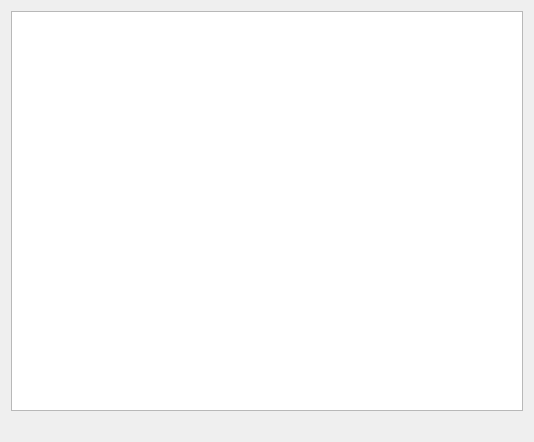
The window that eiskaltdcpp/ui/UIDownloadQueue.ui (eiskaltdcpp/eiskaltdcpp) describes before a commit, drawn with Qt 5.
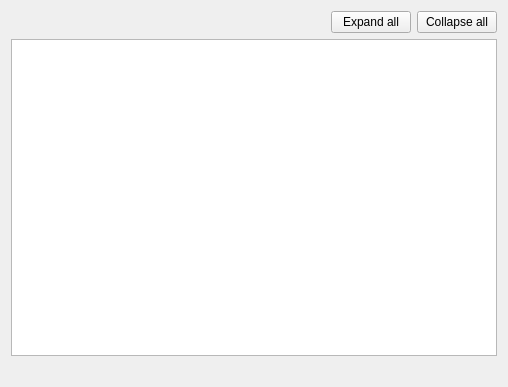
The same window after the commit.

Commit message: Fixed issue 544 (Expand/Collapse buttons for Download Queue). Probably fixed overhead when user add many files to Download Queue (issue 543). Some nice changes in SideBarDelegate.

Patch:
```diff
--- a/eiskaltdcpp/ui/UIDownloadQueue.ui
+++ b/eiskaltdcpp/ui/UIDownloadQueue.ui
@@ -6,19 +6,41 @@
    <rect>
     <x>0</x>
     <y>0</y>
-    <width>534</width>
-    <height>442</height>
+    <width>508</width>
+    <height>387</height>
    </rect>
   </property>
   <property name="windowTitle">
    <string>Form</string>
   </property>
   <layout class="QGridLayout" name="gridLayout">
-   <item row="0" column="0">
-    <widget class="QSplitter" name="splitter">
-     <property name="orientation">
-      <enum>Qt::Horizontal</enum>
+   <item row="0" column="1">
+    <widget class="QPushButton" name="pushButton_EXPAND">
+     <property name="sizePolicy">
+      <sizepolicy hsizetype="Fixed" vsizetype="Fixed">
+       <horstretch>0</horstretch>
+       <verstretch>0</verstretch>
+      </sizepolicy>
      </property>
+     <property name="text">
+      <string>Expand all</string>
+     </property>
+    </widget>
+   </item>
+   <item row="0" column="2">
+    <widget class="QPushButton" name="pushButton_COLLAPSE">
+     <property name="sizePolicy">
+      <sizepolicy hsizetype="Fixed" vsizetype="Fixed">
+       <horstretch>0</horstretch>
+       <verstretch>0</verstretch>
+      </sizepolicy>
+     </property>
+     <property name="text">
+      <string>Collapse all</string>
+     </property>
+    </widget>
+   </item>
+   <item row="1" column="0" colspan="3">
      <widget class="QTreeView" name="treeView_TARGET">
       <property name="sizePolicy">
        <sizepolicy hsizetype="Expanding" vsizetype="Expanding">
@@ -30,9 +52,8 @@
        <enum>QAbstractItemView::ExtendedSelection</enum>
       </property>
      </widget>
-    </widget>
    </item>
-   <item row="1" column="0">
+   <item row="2" column="2">
     <widget class="QLabel" name="label_STATS">
      <property name="sizePolicy">
       <sizepolicy hsizetype="Preferred" vsizetype="Fixed">
@@ -48,6 +69,19 @@
      </property>
     </widget>
    </item>
+   <item row="0" column="0">
+    <spacer name="horizontalSpacer">
+     <property name="orientation">
+      <enum>Qt::Horizontal</enum>
+     </property>
+     <property name="sizeHint" stdset="0">
+      <size>
+       <width>40</width>
+       <height>20</height>
+      </size>
+     </property>
+    </spacer>
+   </item>
   </layout>
  </widget>
  <resources/>
```
Lines whose indentation alone changed are shown as unchanged. The commit also changes 4 other files.
